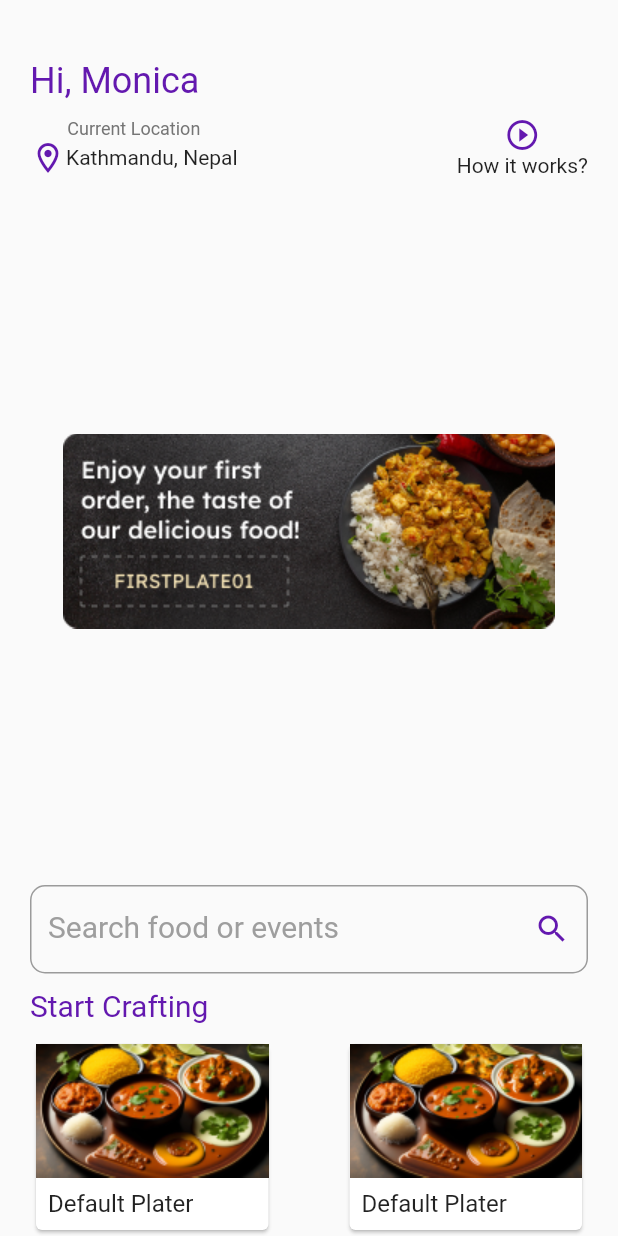
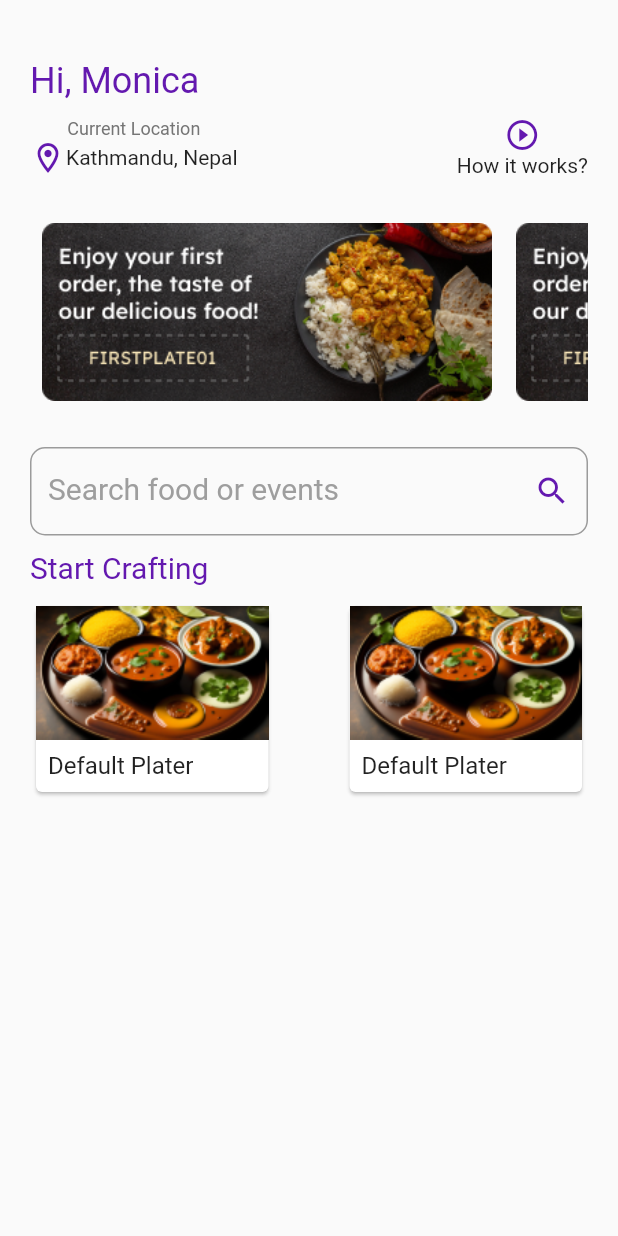
Before and after one commit to AditiSingh2003/Food, a Flutter app: the HomeScreen screen opened directly, on a phone screen of 412 x 824 dp. Run offline on Flutter 3.47's test engine with Material 2 defaults, Android fonts, the phone set to English and light mode, and no system bars; our stand-ins replace pinput, smooth_page_indicator; Roboto replaces fonts that are missing (Lexend).

Commit message:
Improved Scroll header

```diff
--- a/lib/Home/crafting.dart
+++ b/lib/Home/crafting.dart
@@ -46,6 +46,13 @@ class _CraftingState extends State<Crafting> {
             SizedBox(
               height: 10,
             ),
+            Plate(),
+          ],
+      ),
+    );
+  }
+
+  Widget Plate() =>
   Row(
     mainAxisAlignment: MainAxisAlignment.spaceBetween,
     children: [
@@ -54,6 +61,12 @@ class _CraftingState extends State<Crafting> {
         crossAxisAlignment: CrossAxisAlignment.start,
         children: [
           Container(
+            decoration: BoxDecoration(
+              borderRadius: BorderRadius.only(
+                topLeft: Radius.circular(10),
+                topRight: Radius.circular(10)
+              ),
+            ),
                     child: Image.asset('assets/def.png',
                     ),
                   ),
@@ -90,9 +103,5 @@ class _CraftingState extends State<Crafting> {
           ),
           ),
               ],
-            ),
-          ],
-      ),
             );
 }
-}
--- a/lib/Home/scroll.dart
+++ b/lib/Home/scroll.dart
@@ -1,23 +1,21 @@
 import 'package:flutter/material.dart';
 
-class Scroll extends StatefulWidget {
-  const Scroll({super.key});
+class Scroll extends StatelessWidget {
 
   @override
-  State<Scroll> createState() => _ScrollState();
-}
-
-class _ScrollState extends State<Scroll> {
-  @override
   Widget build(BuildContext context) {
-    return  Expanded(
-      child: PageView(
-          scrollDirection: Axis.horizontal,
-          children: [
-              Image.asset('assets/header.png',),
-              Image.asset('assets/header.png',),
-              Image.asset('assets/header.png',),
-          ],
+    return Container(
+      height: 180,
+      child: ListView.builder(
+        scrollDirection: Axis.horizontal,
+        itemCount: 4,
+        itemBuilder: (context, index) {
+          return Container(
+            width: 300,
+            margin: EdgeInsets.symmetric(horizontal: 8),
+            child: Image.asset('assets/header.png'),
+          );
+        },
       ),
     );
   }
```
Lines whose indentation alone changed are shown as unchanged.
